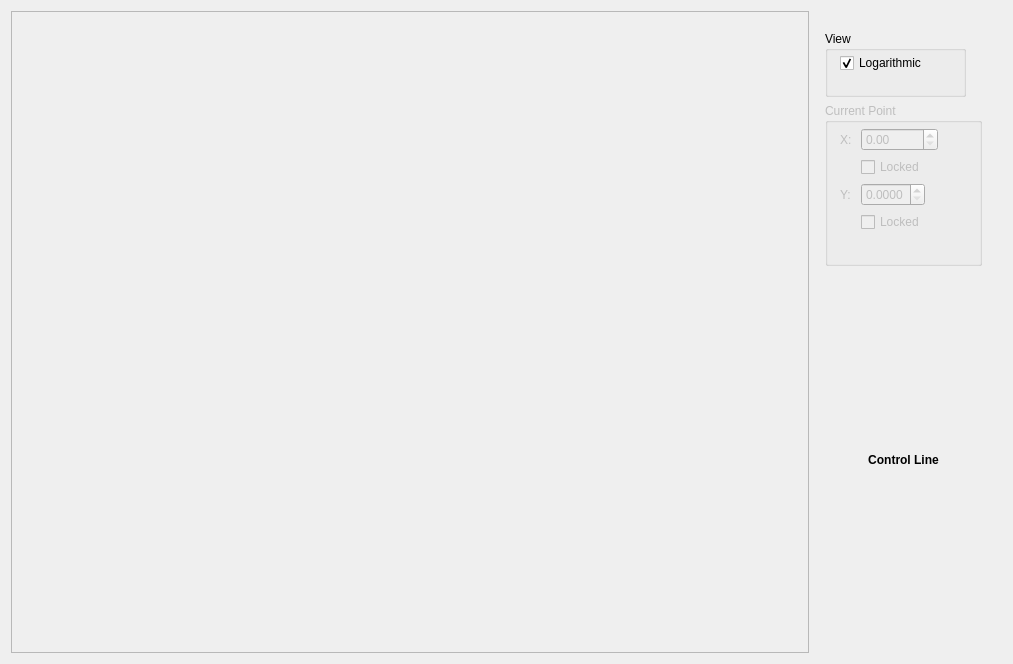
First picture: the form in vendorsrc/Qt/widgets/ControlLineWidget/controlboard.ui, repository txemagon/takeatease, before the edit.
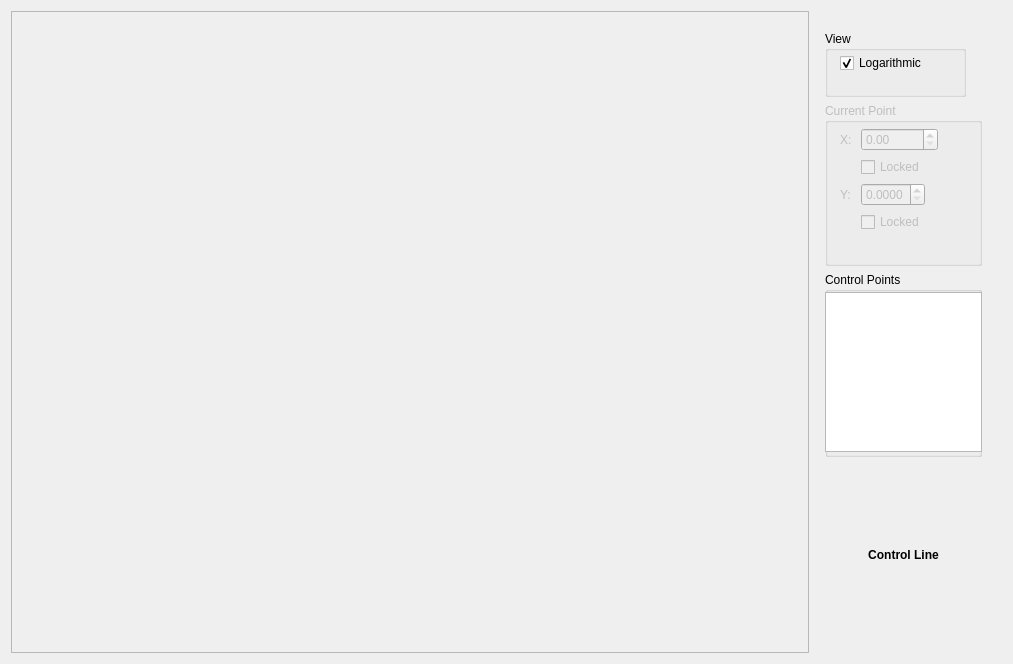
Second picture: the form after the edit.

Commit message: Removing points possible

What changed in the file:
```diff
--- a/vendorsrc/Qt/widgets/ControlLineWidget/controlboard.ui
+++ b/vendorsrc/Qt/widgets/ControlLineWidget/controlboard.ui
@@ -257,6 +257,43 @@
          </widget>
         </widget>
        </item>
+       <item>
+        <widget class="QGroupBox" name="groupBox">
+         <property name="sizePolicy">
+          <sizepolicy hsizetype="Preferred" vsizetype="Preferred">
+           <horstretch>0</horstretch>
+           <verstretch>0</verstretch>
+          </sizepolicy>
+         </property>
+         <property name="title">
+          <string>Control Points</string>
+         </property>
+         <widget class="QListView" name="listView_Points">
+          <property name="enabled">
+           <bool>true</bool>
+          </property>
+          <property name="geometry">
+           <rect>
+            <x>0</x>
+            <y>20</y>
+            <width>157</width>
+            <height>160</height>
+           </rect>
+          </property>
+          <property name="sizePolicy">
+           <sizepolicy hsizetype="Ignored" vsizetype="Preferred">
+            <horstretch>0</horstretch>
+            <verstretch>0</verstretch>
+           </sizepolicy>
+          </property>
+          <property name="resizeMode">
+           <enum>QListView::Fixed</enum>
+          </property>
+         </widget>
+         <zorder>listView_Points</zorder>
+         <zorder>listView_Points</zorder>
+        </widget>
+       </item>
        <item>
         <layout class="QVBoxLayout" name="verticalLayout_2">
          <item>
```
The commit also changes 10 other files.
